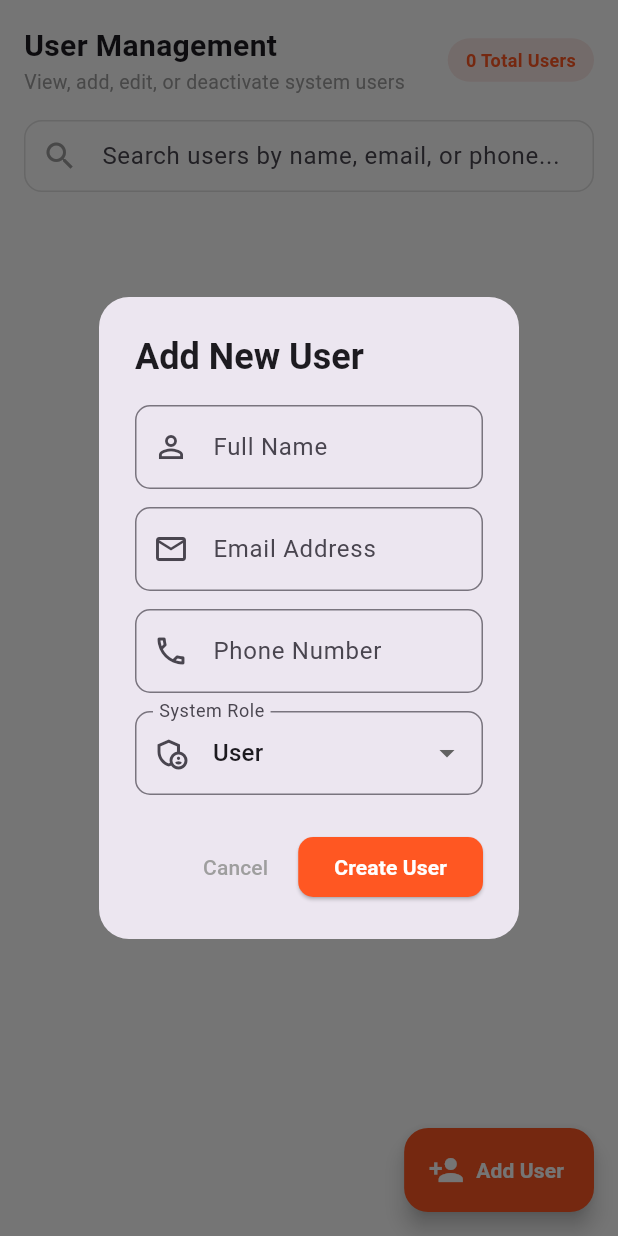
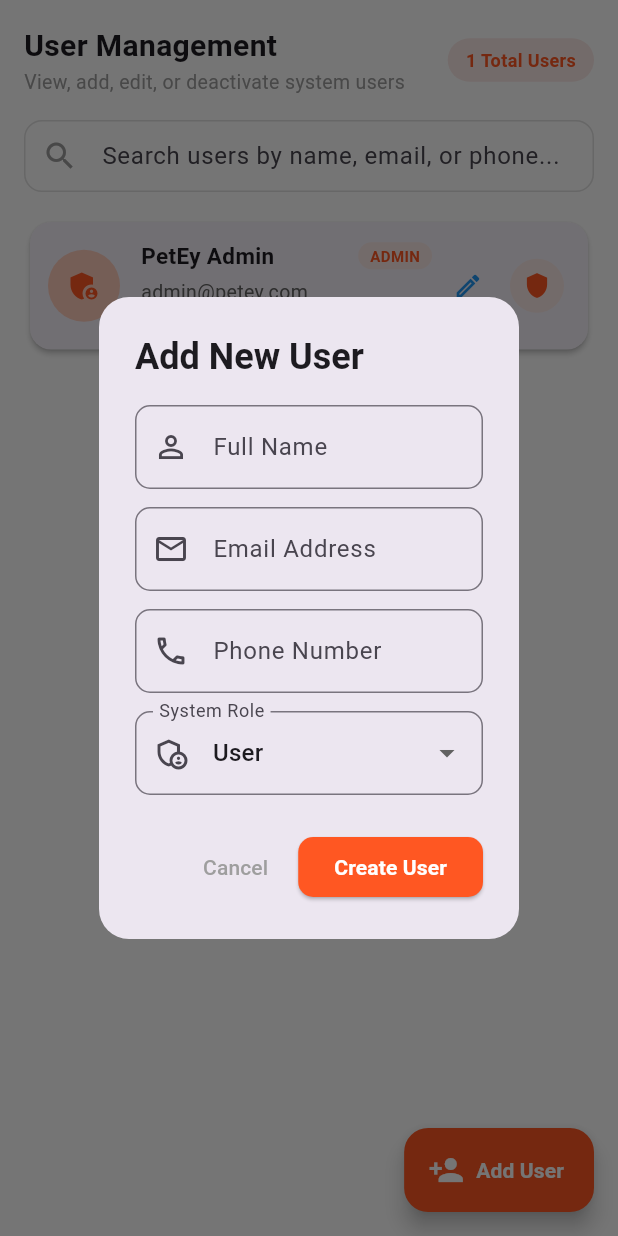
Before and after one commit to devrahul7/suraj_task_pet, a Flutter app: the AdminUsersScreen screen opened directly, after a tap on "Add User", on a phone screen of 412 x 824 dp. Run offline on Flutter 3.47's test engine with Material 3 defaults, Android fonts, the phone set to English and light mode, and no system bars; our stand-ins replace connectivity_plus, dartz, dio, equatable, flutter_riverpod, flutter_secure_storage and 7 more; missing offline and left inert: dio_smart_retry, flutter_stripe; accounts and stored records are empty; Roboto replaces fonts that are missing (OutfitBold).

Commit message:
fix: align auth API endpoints to /auth/* and sync AdminUsersNotifier with MongoDB and Hive

```diff
--- a/lib/core/api/api_endpoints.dart
+++ b/lib/core/api/api_endpoints.dart
@@ -30,10 +30,10 @@ class ApiEndpoints {
   // static const String userLogout = '/users/logout';
   // static const String checkEmail = '/users/check-email';
 
-  static const String userLogin = '/users/login';
-  static const String userRegister = '/users/register';
-  static const String userLogout = '/users/logout';
-  static const String checkEmail = '/users/check-email';
+  static const String userLogin = '/auth/login';
+  static const String userRegister = '/auth/register';
+  static const String userLogout = '/auth/logout';
+  static const String checkEmail = '/auth/check-email';
 
   // ============Image Upload Endpoint=================
   // static const String uploadImage = '/users/upload-profile-image';
--- a/lib/core/services/hive/hive_service.dart
+++ b/lib/core/services/hive/hive_service.dart
@@ -72,6 +72,8 @@ class HiveService {
   //=============================Auth Queries=======================
   Box<AuthHiveModel> get _authBox =>
       Hive.box<AuthHiveModel>(HiveTableConstant.authTable);
+
+  List<AuthHiveModel> getAllUsers() => _authBox.values.toList();
 
   //Register
   Future<AuthHiveModel> registerUser(AuthHiveModel model) async {
--- a/lib/features/adminDashboard/presentation/pages/admin_user_screen.dart
+++ b/lib/features/adminDashboard/presentation/pages/admin_user_screen.dart
@@ -1,6 +1,9 @@
 import 'package:flutter/material.dart';
 import 'package:flutter_riverpod/flutter_riverpod.dart';
 import 'package:petey_adoption_system/core/api/api_client.dart';
+import 'package:petey_adoption_system/core/api/api_endpoints.dart';
+import 'package:petey_adoption_system/core/services/hive/hive_service.dart';
+import 'package:petey_adoption_system/features/auth/data/models/auth_hive_model.dart';
 
 class UserModel {
   final String id;
@@ -50,10 +53,22 @@ class AdminUsersNotifier extends StateNotifier<List<UserModel>> {
   }
 
   Future<void> _fetchUsersFromApi() async {
+    List<UserModel> loadedUsers = [];
+
+    // 1. Fetch from MongoDB Backend API
     try {
       final apiClient = _ref.read(apiClientProvider);
-      final response = await apiClient.get('/users');
-      if (response.statusCode == 200 && response.data != null) {
+      dynamic response;
+      try {
+        response = await apiClient.get('/admin/users');
+      } catch (_) {
+        try {
+          response = await apiClient.get('/auth/admin/users');
+        } catch (_) {
+          response = await apiClient.get('/users');
+        }
+      }
+      if (response != null && response.statusCode == 200 && response.data != null) {
         final data = response.data;
         List<dynamic> usersJson = [];
         if (data is Map<String, dynamic>) {
@@ -68,9 +83,10 @@ class AdminUsersNotifier extends StateNotifier<List<UserModel>> {
           usersJson = data;
         }
 
-        final remoteUsers = usersJson.map((json) {
+        for (final json in usersJson) {
           final roleStr = (json['role'] ?? 'USER').toString().toUpperCase();
-          return UserModel(
+          loadedUsers.add(
+            UserModel(
               id: json['_id'] ?? json['id'] ?? 'u_${DateTime.now().millisecondsSinceEpoch}',
               fullName: json['fullName'] ?? json['name'] ?? 'User',
               email: json['email'] ?? 'user@petey.com',
@@ -78,45 +94,112 @@ class AdminUsersNotifier extends StateNotifier<List<UserModel>> {
               role: roleStr,
               isActive: json['isActive'] ?? true,
               createdAt: DateTime.tryParse(json['createdAt'] ?? '') ?? DateTime.now(),
+            ),
           );
-        }).toList();
+        }
+      }
+    } catch (_) {}
 
-        // Always preserve master admin account
+    // 2. Fetch from local Hive database
+    try {
+      final hiveService = _ref.read(hiveServiceProvider);
+      final hiveUsers = hiveService.getAllUsers();
+      for (final hu in hiveUsers) {
+        if (!loadedUsers.any((u) => u.email.toLowerCase() == hu.email.toLowerCase())) {
+          loadedUsers.add(
+            UserModel(
+              id: hu.authId ?? 'u_${hu.email}',
+              fullName: hu.fullName,
+              email: hu.email,
+              phone: hu.phoneNumber,
+              role: hu.email.toLowerCase() == 'admin@petey.com' ? 'ADMIN' : 'USER',
+              createdAt: DateTime.now(),
+            ),
+          );
+        }
+      }
+    } catch (_) {}
+
+    // 3. Always guarantee master admin account existence
     final masterAdmin = UserModel(
       id: 'u3',
-          fullName: 'Admin User',
+      fullName: 'PetEy Admin',
       email: 'admin@petey.com',
       phone: '9800000000',
       role: 'ADMIN',
       createdAt: DateTime.now().subtract(const Duration(days: 30)),
     );
 
-        final hasAdmin = remoteUsers.any((u) => u.email.toLowerCase() == 'admin@petey.com' || u.role == 'ADMIN');
+    final hasAdmin = loadedUsers.any((u) => u.email.toLowerCase() == 'admin@petey.com');
     if (!hasAdmin) {
-          remoteUsers.add(masterAdmin);
+      loadedUsers.insert(0, masterAdmin);
     }
 
-        state = remoteUsers;
-      }
-    } catch (_) {
-      // Backend offline -> keep initial state fallback
-    }
+    state = loadedUsers;
   }
 
-  void addUser(UserModel user) => state = [user, ...state];
+  Future<void> addUser(UserModel user) async {
+    state = [user, ...state];
 
-  void updateUser(UserModel updated) {
+    // Persist to MongoDB
+    try {
+      final apiClient = _ref.read(apiClientProvider);
+      await apiClient.post(
+        ApiEndpoints.userRegister,
+        data: {
+          'fullName': user.fullName,
+          'username': user.email.split('@').first,
+          'email': user.email,
+          'password': 'User123!',
+          'phoneNumber': user.phone,
+          'role': user.role,
+        },
+      );
+    } catch (_) {}
+
+    // Persist to Hive
+    try {
+      final hiveService = _ref.read(hiveServiceProvider);
+      await hiveService.registerUser(
+        AuthHiveModel(
+          authId: user.id,
+          fullName: user.fullName,
+          email: user.email,
+          phoneNumber: user.phone,
+          username: user.email.split('@').first,
+          password: 'User123!',
+        ),
+      );
+    } catch (_) {}
+  }
+
+  Future<void> updateUser(UserModel updated) async {
     state = [
       for (final u in state)
         if (u.id == updated.id) updated else u
     ];
+
+    try {
+      final apiClient = _ref.read(apiClientProvider);
+      await apiClient.put('/admin/users/${updated.id}', data: {
+        'fullName': updated.fullName,
+        'email': updated.email,
+        'phoneNumber': updated.phone,
+        'role': updated.role,
+      });
+    } catch (_) {}
   }
 
-  void deleteUser(String id) {
-    // Prevent deletion of ADMIN accounts
+  Future<void> deleteUser(String id) async {
     final user = state.firstWhere((u) => u.id == id, orElse: () => state.first);
-    if (user.role == 'ADMIN') return; // guard: admin cannot be deleted
+    if (user.role == 'ADMIN' || user.email.toLowerCase() == 'admin@petey.com') return;
+
     state = state.where((u) => u.id != id).toList();
+
+    try {
+      final apiClient = _ref.read(apiClientProvider);
+      await apiClient.delete('/admin/users/$id');
+    } catch (_) {}
   }
 
   void toggleStatus(String id) {
```
Lines whose indentation alone changed are shown as unchanged.
